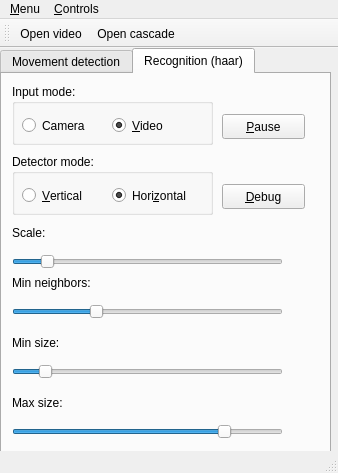
This is project/mainwindow.ui in DentonJC/OpenCV as Qt 5 draws it before an edit. The edited form follows.
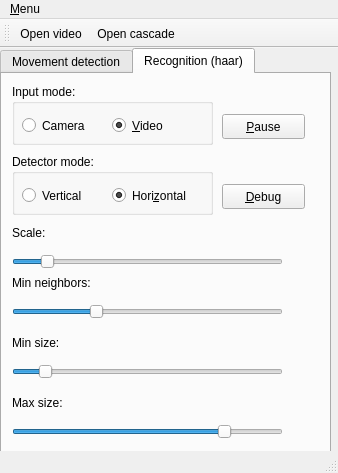
This is the edited form. The open tabs and pages were chosen to show the change.

```diff
--- a/project/mainwindow.ui
+++ b/project/mainwindow.ui
@@ -439,7 +439,7 @@
         </rect>
        </property>
        <property name="text">
-        <string>&amp;Vertical</string>
+        <string>Vertical</string>
        </property>
       </widget>
       <widget class="QRadioButton" name="radioButton_4">
@@ -526,14 +526,7 @@
     <addaction name="actionAbout_2"/>
     <addaction name="action_Exit"/>
    </widget>
-   <widget class="QMenu" name="menuControls">
-    <property name="title">
-     <string>&amp;Controls</string>
-    </property>
-    <addaction name="actionNew_output_file"/>
-   </widget>
    <addaction name="menuPedestrian_Detector"/>
-   <addaction name="menuControls"/>
   </widget>
   <widget class="QToolBar" name="mainToolBar">
    <attribute name="toolBarArea">
```
Left out of the diff: 29 changed lines with no effect on the pictures.
